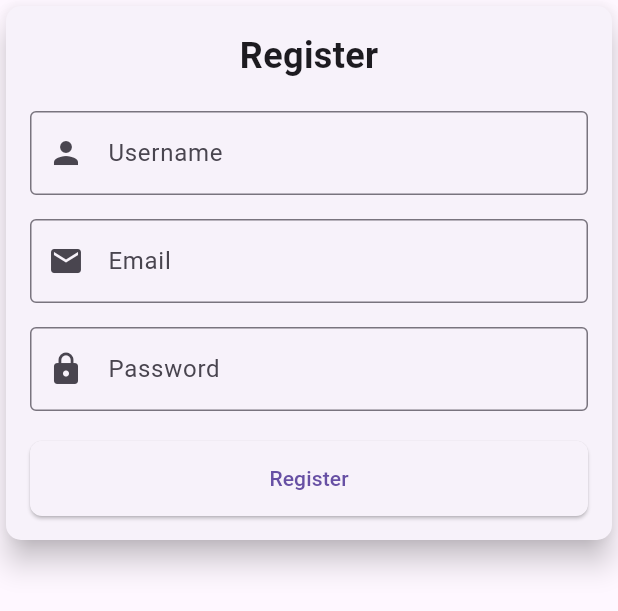
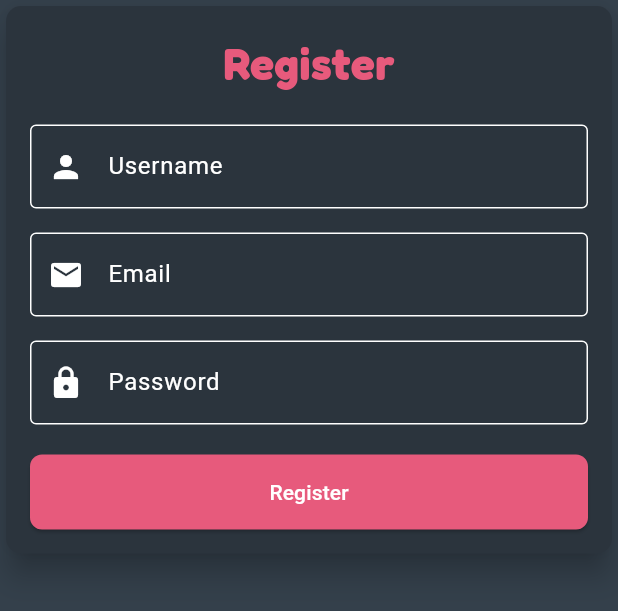
Before and after one commit to austinglashure/MobileScreenBuddy, a Flutter app: the RegisterCard widget shown alone on an empty page, opened directly, on a phone screen of 412 x 824 dp. Shown: the top 611 px of the screen. Run offline on Flutter 3.47's test engine with Material 3 defaults, Android fonts, the light colour scheme and no system bars; network calls fail.

Commit message:
First page done

```diff
--- a/screenbuddy_mobile/lib/main.dart
+++ b/screenbuddy_mobile/lib/main.dart
@@ -82,6 +82,11 @@ class MyApp extends StatelessWidget {
     return MaterialApp(
       title: 'ScreenBuddy',
       theme: ThemeData(
+        textSelectionTheme: const TextSelectionThemeData(
+          selectionColor: Color(0xFFE75A7C), // background when text is selected
+          selectionHandleColor: Color(0xFFE75A7C), // drag handles
+        ),
+        scaffoldBackgroundColor: const Color(0xFF34404B), // Set background color
         primarySwatch: Colors.blue,
         visualDensity: VisualDensity.adaptivePlatformDensity,
         inputDecorationTheme: const InputDecorationTheme(
@@ -104,6 +109,7 @@ class MyApp extends StatelessWidget {
     );
   }
 }
+
 
 /// A wrapper widget that decides which screen to display based on the
 /// authentication model's state (AuthScreen or MainScreen).
@@ -132,7 +138,13 @@ class AuthScreen extends StatelessWidget {
   @override
   Widget build(BuildContext context) {
     return Scaffold(
-      appBar: AppBar(title: const Text('Welcome to ScreenBuddy')),
+      appBar: AppBar(title: const Text(
+    'Welcome to ScreenBuddy',
+          style: TextStyle(color: Color(0xFFE75A7C), fontFamily: 'Fredoka', fontWeight: FontWeight.w400),
+            // text color
+        ),
+        backgroundColor: Color(0xFF2b343d),  // background color of the bar
+      ),
       body: SingleChildScrollView(
         child: Center(
           child: Padding(
@@ -157,7 +169,7 @@ class AuthScreen extends StatelessWidget {
                                 ? 'Don\'t have an account? Register'
                                 : 'Already have an account? Login',
                             style: TextStyle(
-                              color: Theme.of(context).primaryColor,
+                              color: Color(0xFFE75A7C),
                             ),
                           ),
                         ),
@@ -188,6 +200,7 @@ class _LoginCardState extends State<LoginCard> {
   @override
   Widget build(BuildContext context) {
     return Card(
+      color: const Color(0xFF2b343d),
       elevation: 8.0,
       shape: RoundedRectangleBorder(borderRadius: BorderRadius.circular(10.0)),
       child: Padding(
@@ -199,13 +212,22 @@ class _LoginCardState extends State<LoginCard> {
             children: <Widget>[
               const Text(
                 'Login',
-                style: TextStyle(fontSize: 24, fontWeight: FontWeight.bold),
+                style: TextStyle(fontSize: 30, fontWeight: FontWeight.w400, fontFamily: 'Fredoka', color: Color(0xFFE75A7C)),
               ),
               const SizedBox(height: 20),
               TextFormField(
+                style: const TextStyle(color: Colors.white),
+                cursorColor: Colors.white,
                 decoration: const InputDecoration(
                   labelText: 'Username',
-                  prefixIcon: Icon(Icons.person),
+                  labelStyle: TextStyle(color: Colors.white), // label color
+                  prefixIcon: Icon(Icons.person, color: Colors.white), // icon color
+                  enabledBorder: OutlineInputBorder(
+                    borderSide: BorderSide(color: Colors.white),
+                  ),
+                  focusedBorder: OutlineInputBorder(
+                    borderSide: BorderSide(color: Colors.white),
+                  ),
                 ),
                 validator: (String? value) {
                   if (value == null || value.isEmpty) {
@@ -222,9 +244,18 @@ class _LoginCardState extends State<LoginCard> {
               ),
               const SizedBox(height: 16),
               TextFormField(
+                style: const TextStyle(color: Colors.white),
+                cursorColor: Colors.white,
                 decoration: const InputDecoration(
                   labelText: 'Password',
-                  prefixIcon: Icon(Icons.lock),
+                  labelStyle: TextStyle(color: Colors.white), // label color
+                  prefixIcon: Icon(Icons.lock, color: Colors.white), // icon color
+                                    enabledBorder: OutlineInputBorder(
+                    borderSide: BorderSide(color: Colors.white),
+                  ),
+                  focusedBorder: OutlineInputBorder(
+                    borderSide: BorderSide(color: Colors.white),
+                  ),
                 ),
                 obscureText: true,
                 validator: (String? value) {
@@ -242,6 +273,10 @@ class _LoginCardState extends State<LoginCard> {
               ),
               const SizedBox(height: 20),
               ElevatedButton(
+                  style: ElevatedButton.styleFrom(
+                  backgroundColor: Color(0xFFE75A7C), // pink background
+                  foregroundColor: Colors.white,     // white text
+                ),
                 onPressed: () {
                   if (_formKey.currentState!.validate()) {
                     _formKey.currentState!.save();
@@ -278,6 +313,7 @@ class _RegisterCardState extends State<RegisterCard> {
   @override
   Widget build(BuildContext context) {
     return Card(
+      color: const Color(0xFF2b343d),
       elevation: 8.0,
       shape: RoundedRectangleBorder(borderRadius: BorderRadius.circular(10.0)),
       child: Padding(
@@ -289,13 +325,27 @@ class _RegisterCardState extends State<RegisterCard> {
             children: <Widget>[
               const Text(
                 'Register',
-                style: TextStyle(fontSize: 24, fontWeight: FontWeight.bold),
+                style: TextStyle(
+                  fontSize: 30,
+                  fontWeight: FontWeight.w400,
+                  fontFamily: 'Fredoka',
+                  color: Color(0xFFE75A7C),
+                ),
               ),
               const SizedBox(height: 20),
               TextFormField(
+                style: const TextStyle(color: Colors.white),
+                cursorColor: Colors.white,
                 decoration: const InputDecoration(
                   labelText: 'Username',
-                  prefixIcon: Icon(Icons.person),
+                  labelStyle: TextStyle(color: Colors.white),
+                  prefixIcon: Icon(Icons.person, color: Colors.white),
+                  enabledBorder: OutlineInputBorder(
+                    borderSide: BorderSide(color: Colors.white),
+                  ),
+                  focusedBorder: OutlineInputBorder(
+                    borderSide: BorderSide(color: Colors.white),
+                  ),
                 ),
                 validator: (String? value) {
                   if (value == null || value.isEmpty) {
@@ -315,9 +365,18 @@ class _RegisterCardState extends State<RegisterCard> {
               ),
               const SizedBox(height: 16),
               TextFormField(
+                style: const TextStyle(color: Colors.white),
+                cursorColor: Colors.white,
                 decoration: const InputDecoration(
                   labelText: 'Email',
-                  prefixIcon: Icon(Icons.email),
+                  labelStyle: TextStyle(color: Colors.white),
+                  prefixIcon: Icon(Icons.email, color: Colors.white),
+                  enabledBorder: OutlineInputBorder(
+                    borderSide: BorderSide(color: Colors.white),
+                  ),
+                  focusedBorder: OutlineInputBorder(
+                    borderSide: BorderSide(color: Colors.white),
+                  ),
                 ),
                 keyboardType: TextInputType.emailAddress,
                 validator: (String? value) {
@@ -335,9 +394,18 @@ class _RegisterCardState extends State<RegisterCard> {
               ),
               const SizedBox(height: 16),
               TextFormField(
+                style: const TextStyle(color: Colors.white),
+                cursorColor: Colors.white,
                 decoration: const InputDecoration(
                   labelText: 'Password',
-                  prefixIcon: Icon(Icons.lock),
+                  labelStyle: TextStyle(color: Colors.white),
+                  prefixIcon: Icon(Icons.lock, color: Colors.white),
+                  enabledBorder: OutlineInputBorder(
+                    borderSide: BorderSide(color: Colors.white),
+                  ),
+                  focusedBorder: OutlineInputBorder(
+                    borderSide: BorderSide(color: Colors.white),
+                  ),
                 ),
                 obscureText: true,
                 validator: (String? value) {
@@ -355,6 +423,10 @@ class _RegisterCardState extends State<RegisterCard> {
               ),
               const SizedBox(height: 20),
               ElevatedButton(
+                style: ElevatedButton.styleFrom(
+                  backgroundColor: Color(0xFFE75A7C), // pink background
+                  foregroundColor: Colors.white,     // white text
+                ),
                 onPressed: () {
                   if (_formKey.currentState!.validate()) {
                     _formKey.currentState!.save();
@@ -373,6 +445,7 @@ class _RegisterCardState extends State<RegisterCard> {
     );
   }
 }
+
 
 /// The main application screen displayed after successful authentication.
 class MainScreen extends StatelessWidget {
--- a/screenbuddy_mobile/pubspec.yaml
+++ b/screenbuddy_mobile/pubspec.yaml
@@ -53,6 +53,12 @@ dev_dependencies:
 # The following section is specific to Flutter packages.
 flutter:
 
+  fonts:
+    - family: Fredoka
+      fonts:
+        - asset: fonts/Fredoka-Regular.ttf
+          weight: 700
+
   # The following line ensures that the Material Icons font is
   # included with your application, so that you can use the icons in
   # the material Icons class.
```
Also changed, not shown: screenbuddy_mobile/fonts/Fredoka-Regular.ttf (added).
